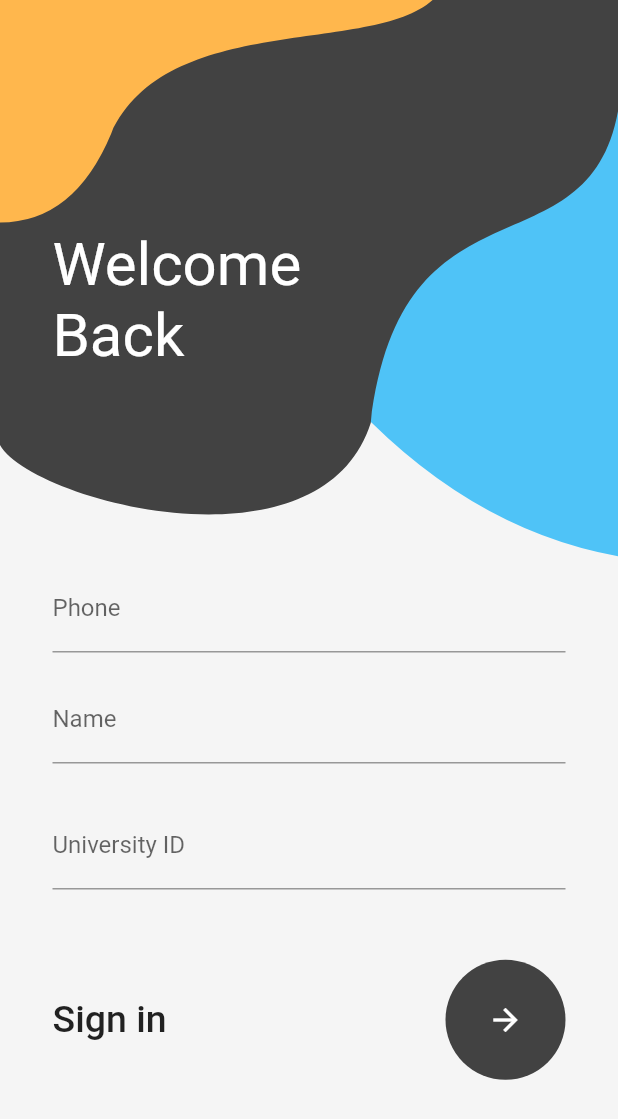
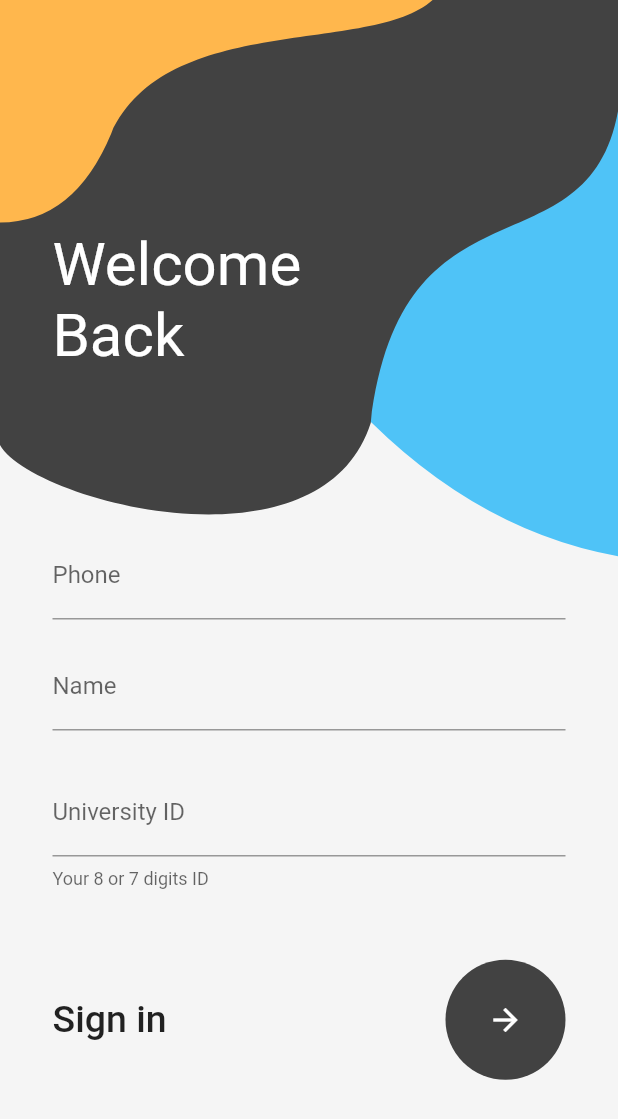
Before and after one commit to MohamedElmeligy/NU-turn, a Flutter app: the screen it shows after launch, on a phone screen of 412 x 824 dp. Shown: the top 1119 px of the screen. Run offline on Flutter 3.47's test engine with Material 2 defaults, Android fonts, the phone set to English and light mode, and no system bars; our stand-ins replace cloud_firestore, firebase_auth, google_maps_flutter, location, pin_code_text_field, shared_preferences; accounts and stored records are empty.

Commit message:
idController helper text

```diff
--- a/lib/screens/auth_screen.dart
+++ b/lib/screens/auth_screen.dart
@@ -175,7 +175,10 @@ class LoginPage extends StatelessWidget {
                         }
                         return null;
                       },
-                      decoration: InputDecoration(labelText: 'University ID'),
+                      decoration: InputDecoration(
+                        labelText: 'University ID',
+                        helperText: "Your 8 or 7 digits ID",
+                      ),
                       onChanged: (value) {
                         _id = value;
                       },
```
